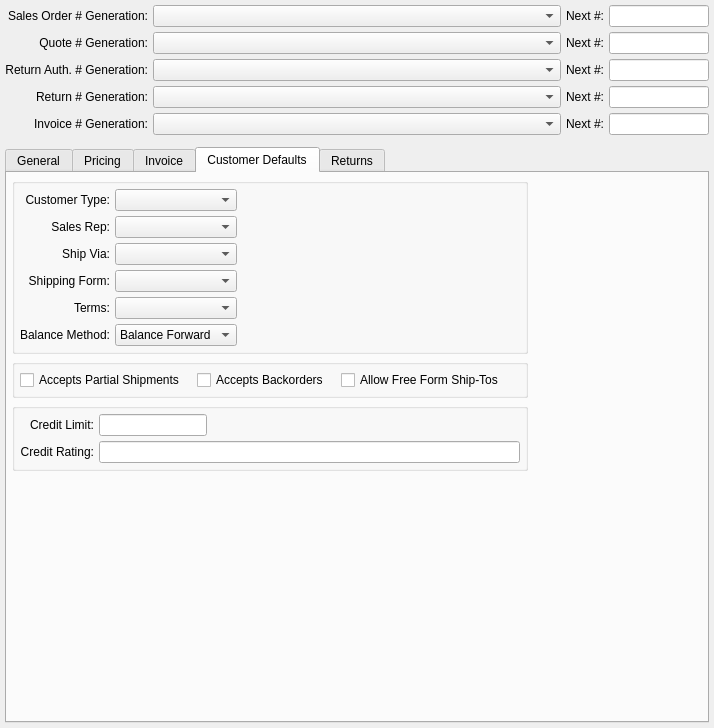
First picture: the form in guiclient/configureSO.ui, repository Pegasus-RPG/xtuple-client, before the edit.
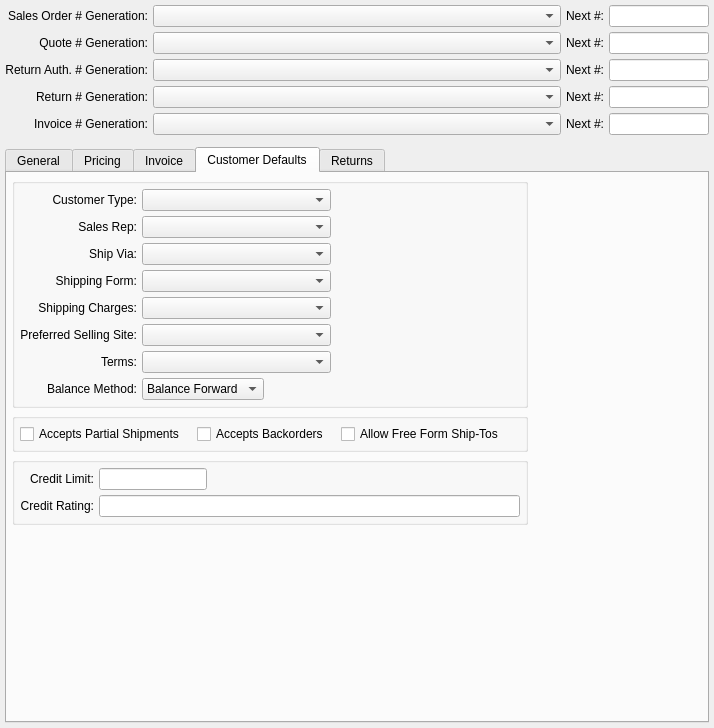
Second picture: the form after the edit. The open tabs and pages were chosen to show the change. Custom widgets are drawn as their Qt base class.

Commit message: Issue #22800:add customer defaults for ship charge and preferred selling warehouse

```diff
--- a/guiclient/configureSO.ui
+++ b/guiclient/configureSO.ui
@@ -941,6 +941,37 @@
                     </property>
                    </widget>
                   </item>
+                  <item row="4" column="0">
+                   <widget class="QLabel" name="_shipchrgLit">
+                    <property name="font">
+                     <font>
+                      <italic>false</italic>
+                     </font>
+                    </property>
+                    <property name="text">
+                     <string>Shipping Charges:</string>
+                    </property>
+                    <property name="alignment">
+                     <set>Qt::AlignRight|Qt::AlignTrailing|Qt::AlignVCenter</set>
+                    </property>
+                   </widget>
+                  </item>
+                  <item row="4" column="1">
+                   <widget class="XComboBox" name="_shipchrg">
+                    <property name="sizePolicy">
+                     <sizepolicy hsizetype="Expanding" vsizetype="Fixed">
+                      <horstretch>0</horstretch>
+                      <verstretch>0</verstretch>
+                     </sizepolicy>
+                    </property>
+                    <property name="allowNull">
+                     <bool>true</bool>
+                    </property>
+                    <property name="type">
+                     <enum>XComboBox::ShippingCharges</enum>
+                    </property>
+                   </widget>
+                  </item>
                   <item row="1" column="1">
                    <widget class="XComboBox" name="_salesrep">
                     <property name="type">
@@ -988,7 +1019,7 @@
                     </property>
                    </widget>
                   </item>
-                  <item row="4" column="0">
+                  <item row="6" column="0">
                    <widget class="QLabel" name="_terms2">
                     <property name="text">
                      <string>Terms:</string>
@@ -998,14 +1029,14 @@
                     </property>
                    </widget>
                   </item>
-                  <item row="4" column="1">
+                  <item row="6" column="1">
                    <widget class="XComboBox" name="_terms">
                     <property name="type">
                      <enum>XComboBox::ARTerms</enum>
                     </property>
                    </widget>
                   </item>
-                  <item row="5" column="0">
+                  <item row="7" column="0">
                    <widget class="QLabel" name="_balanceMethodLit">
                     <property name="text">
                      <string>Balance Method:</string>
@@ -1015,7 +1046,7 @@
                     </property>
                    </widget>
                   </item>
-                  <item row="5" column="1">
+                  <item row="7" column="1">
                    <widget class="QComboBox" name="_balanceMethod">
                     <property name="sizePolicy">
                      <sizepolicy hsizetype="Fixed" vsizetype="Fixed">
@@ -1048,6 +1079,23 @@
                     </property>
                    </spacer>
                   </item>
+                  <item row="5" column="0">
+                   <widget class="QLabel" name="_sellingWarehouseLit">
+                    <property name="text">
+                     <string>Preferred Selling Site:</string>
+                    </property>
+                    <property name="alignment">
+                     <set>Qt::AlignRight|Qt::AlignTrailing|Qt::AlignVCenter</set>
+                    </property>
+                   </widget>
+                  </item>
+                  <item row="5" column="1">
+                   <widget class="WComboBox" name="_sellingWarehouse">
+                    <property name="allowNull">
+                     <bool>true</bool>
+                    </property>
+                   </widget>
+                  </item>
                  </layout>
                 </widget>
                </item>
@@ -1394,6 +1442,11 @@
    <extends>QComboBox</extends>
    <header>numbergencombobox.h</header>
   </customwidget>
+  <customwidget>
+   <class>WComboBox</class>
+   <extends>XComboBox</extends>
+   <header>wcombobox.h</header>
+  </customwidget>
   <customwidget>
    <class>XCheckBox</class>
    <extends>QCheckBox</extends>
```
Left out of the diff: 2 changed lines with no effect on the pictures. The commit also changes 2 other files.
